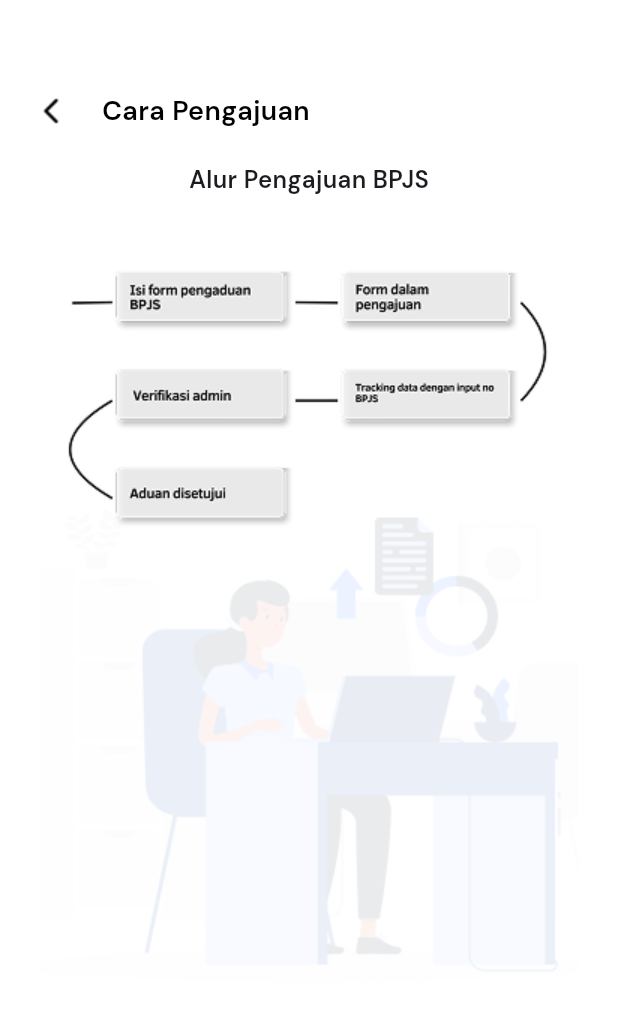
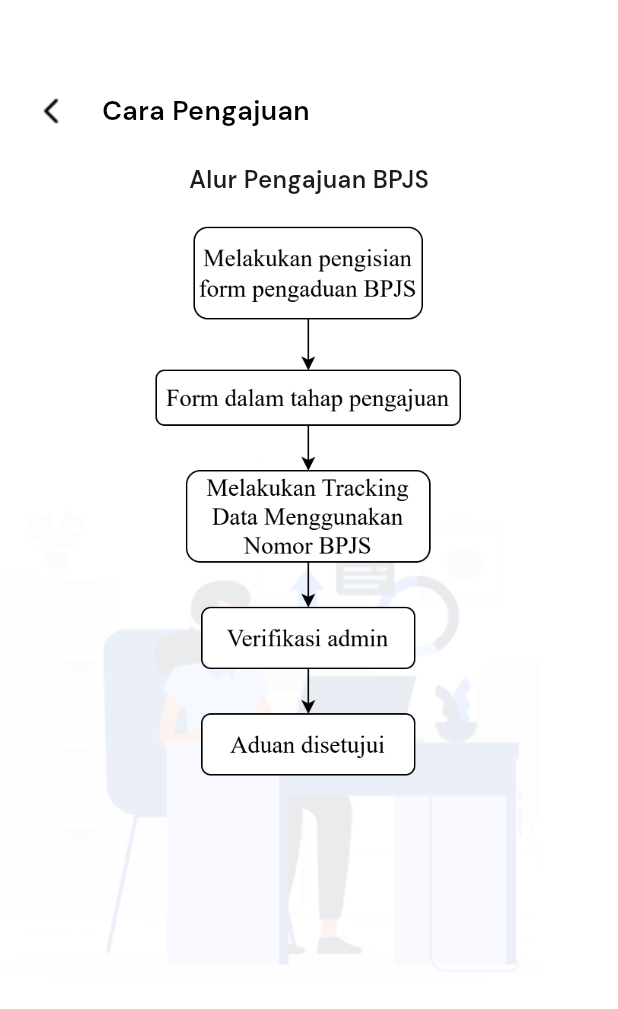
Before and after one commit to ssscholastica/e-Tuntas, a Flutter app: the CaraPengajuanBPJS screen opened directly, on a phone screen of 412 x 824 dp. Shown: the top 1009 px of the screen. Run offline on Flutter 3.47's test engine with Material 3 defaults, Android fonts, the phone set to English and light mode, and no system bars; our stand-ins replace badges, dropdown_search, file_picker, google_fonts, open_file.

Commit message:
revisi cara pengajuan

```diff
--- a/lib/cara-pangajuan/caraPengajuanBPJS.dart
+++ b/lib/cara-pangajuan/caraPengajuanBPJS.dart
@@ -68,7 +68,7 @@ class _CaraPengajuanBPJSState extends State<CaraPengajuanBPJS> {
                     style: TextStyle(fontSize: 16, fontWeight: FontWeight.w600),
                   ),
                   const SizedBox(height: 10),
-                  Image.asset('assets/alur pengajuan BPJS.png'),
+                  Center(child: Image.asset('assets/alur pengajuan BPJS.png', width: 225,)),
                 ],
               ),
             ],
--- a/lib/cara-pangajuan/caraPengajuanSantunan.dart
+++ b/lib/cara-pangajuan/caraPengajuanSantunan.dart
@@ -69,7 +69,7 @@ class _CaraPengajuanSantunanState extends State<CaraPengajuanSantunan> {
                         TextStyle(fontSize: 16, fontWeight: FontWeight.w600),
                   ),
                   const SizedBox(height: 10),
-                  Image.asset('assets/alur pengajuan dokumen santunan.png'),
+                  Center(child: Image.asset('assets/alur pengajuan dokumen santunan.png', width: 225,)),
                 ],
               ),
             ],
```
Also changed, not shown: assets/alur pengajuan BPJS.png, assets/alur pengajuan dokumen santunan.png.
